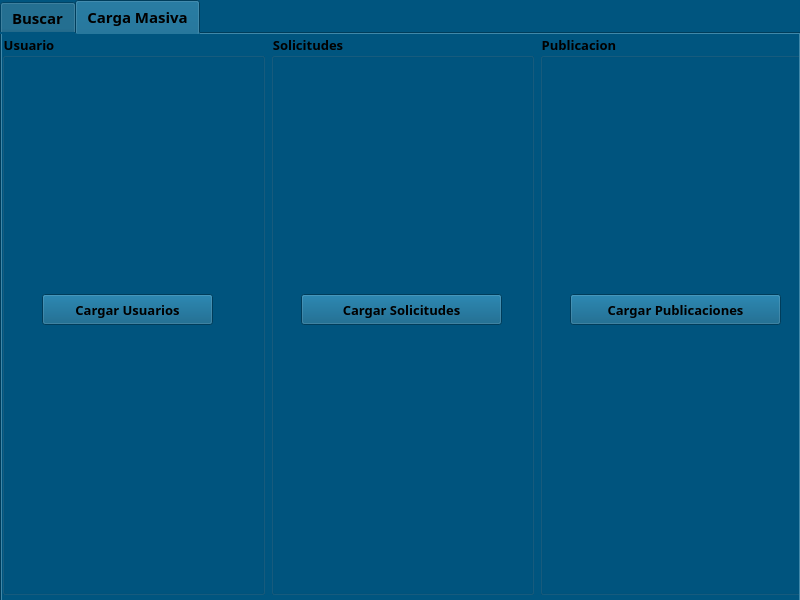
Above: Fase 2/GUI/mainwindow.ui from TeFxiu/-EDD-Proyecto_202206963 before the change. Below: the same form after it.
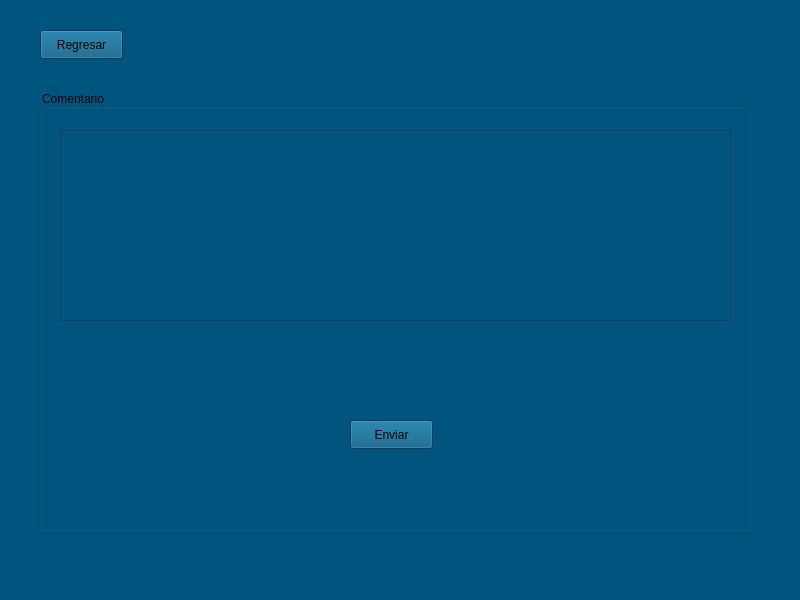
That is the form after the change. The open tabs and pages were chosen to show the change. Icons and pictures are not drawn.

Diff of the .ui file:
```diff
--- a/Fase 2/GUI/mainwindow.ui
+++ b/Fase 2/GUI/mainwindow.ui
@@ -786,6 +786,70 @@
       </widget>
      </widget>
     </widget>
+    <widget class="QWidget" name="page_3">
+     <widget class="QStackedWidget" name="VentanaComentarios">
+      <property name="geometry">
+       <rect>
+        <x>10</x>
+        <y>10</y>
+        <width>781</width>
+        <height>611</height>
+       </rect>
+      </property>
+      <widget class="QWidget" name="page_4">
+       <widget class="QPushButton" name="pushButton_4">
+        <property name="geometry">
+         <rect>
+          <x>30</x>
+          <y>20</y>
+          <width>83</width>
+          <height>29</height>
+         </rect>
+        </property>
+        <property name="text">
+         <string>Regresar</string>
+        </property>
+       </widget>
+       <widget class="QGroupBox" name="groupBox_12">
+        <property name="geometry">
+         <rect>
+          <x>30</x>
+          <y>80</y>
+          <width>711</width>
+          <height>441</height>
+         </rect>
+        </property>
+        <property name="title">
+         <string>Comentario</string>
+        </property>
+        <widget class="QPlainTextEdit" name="textoComent">
+         <property name="geometry">
+          <rect>
+           <x>20</x>
+           <y>40</y>
+           <width>671</width>
+           <height>191</height>
+          </rect>
+         </property>
+        </widget>
+        <widget class="QPushButton" name="publicarComent">
+         <property name="geometry">
+          <rect>
+           <x>310</x>
+           <y>330</y>
+           <width>83</width>
+           <height>29</height>
+          </rect>
+         </property>
+         <property name="text">
+          <string>Enviar</string>
+         </property>
+        </widget>
+       </widget>
+      </widget>
+      <widget class="QWidget" name="page_5"/>
+     </widget>
+    </widget>
     <widget class="QWidget" name="ModuloUsuario">
      <widget class="QTabWidget" name="opcionesMU">
       <property name="geometry">
```
Left out of the diff: 32 changed lines with no effect on the pictures.
